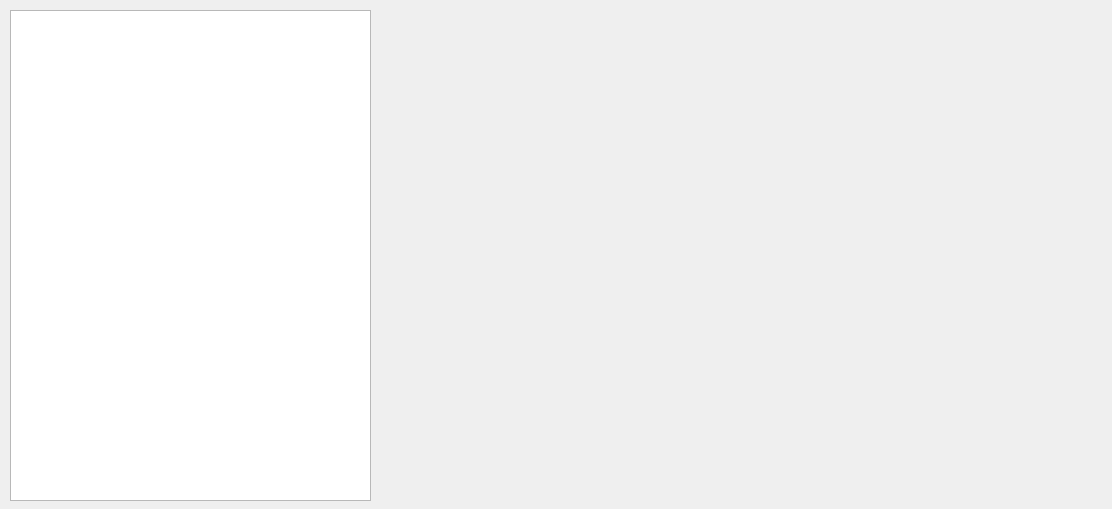
First picture: the form in UI/StonksMainWindow.ui, repository ShinokuS/StonksApp, before the edit.
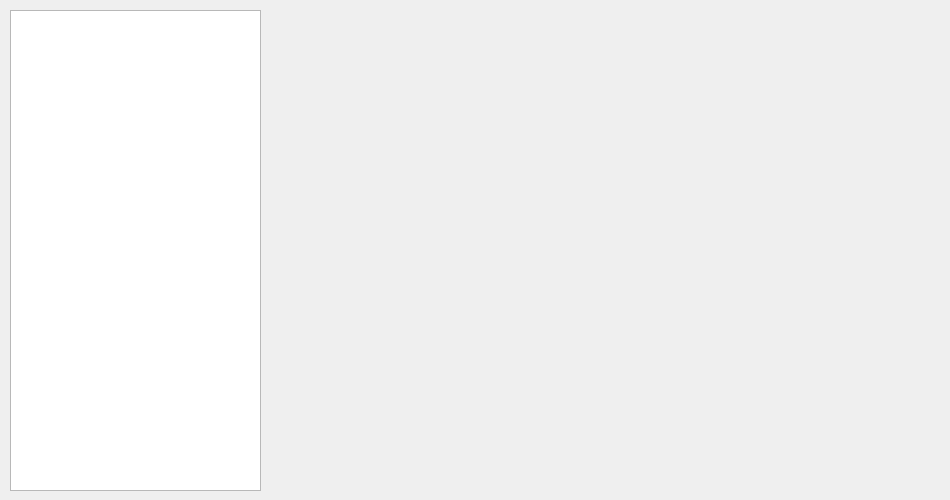
Second picture: the form after the edit.

Commit message:
микрофикс отрисовки таблицы
добавил выравнивание

```diff
--- a/UI/StonksMainWindow.ui
+++ b/UI/StonksMainWindow.ui
@@ -6,8 +6,8 @@
    <rect>
     <x>0</x>
     <y>0</y>
-    <width>1112</width>
-    <height>509</height>
+    <width>950</width>
+    <height>500</height>
    </rect>
   </property>
   <property name="windowTitle">
@@ -19,18 +19,18 @@
      <rect>
       <x>10</x>
       <y>10</y>
-      <width>361</width>
-      <height>491</height>
+      <width>251</width>
+      <height>481</height>
      </rect>
     </property>
    </widget>
    <widget class="QWidget" name="graphWidget" native="true">
     <property name="geometry">
      <rect>
-      <x>380</x>
+      <x>270</x>
       <y>10</y>
-      <width>721</width>
-      <height>491</height>
+      <width>671</width>
+      <height>481</height>
      </rect>
     </property>
    </widget>
```
The commit also changes 1 other file.
